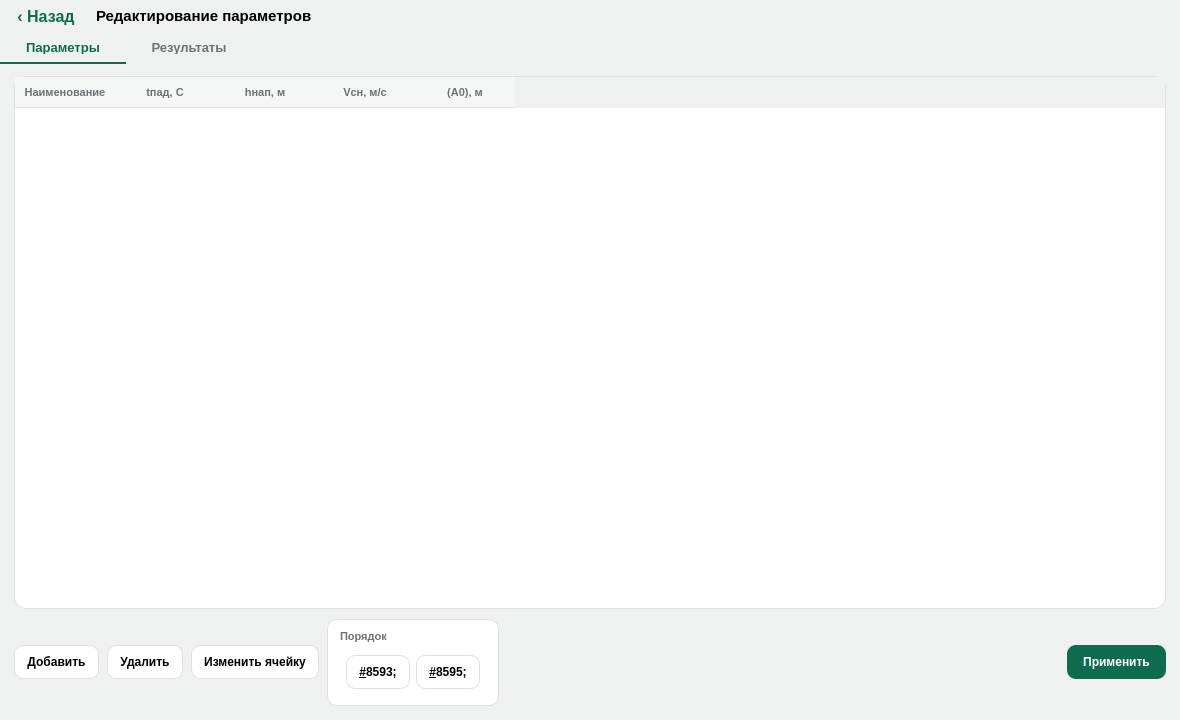
Qt form LandingCalculation.ui (Pobryakushka/MMK) before a commit.
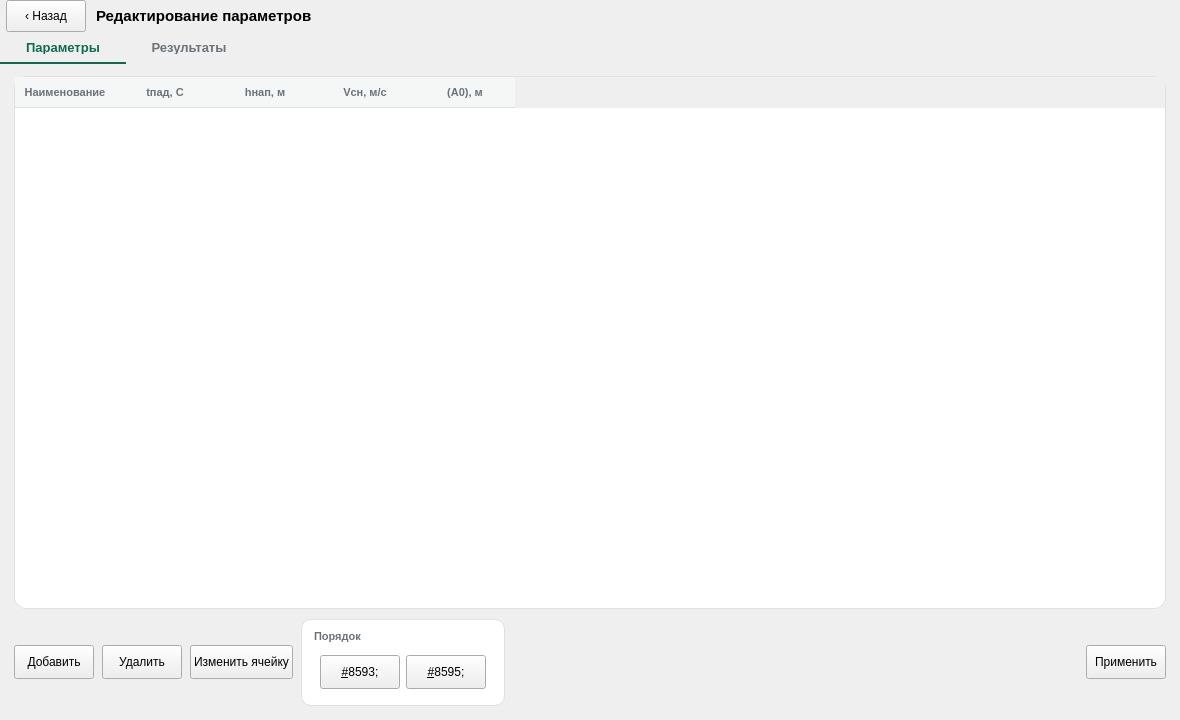
The same form after that commit. The open tabs and pages were chosen to show the change.

```diff
--- a/LandingCalculation.ui
+++ b/LandingCalculation.ui
@@ -13,9 +13,6 @@
   <property name="windowTitle">
    <string>Расчёт на десантирование</string>
   </property>
-  <property name="styleSheet">
-   <string notr="true">background-color: #EFF1F1;</string>
-  </property>
   <layout class="QVBoxLayout" name="rootLayout">
    <property name="spacing">
     <number>0</number>
@@ -2063,10 +2060,6 @@
              <height>32</height>
             </size>
            </property>
-           <property name="styleSheet">
-            <string notr="true">QPushButton { font-size: 12pt; font-weight: bold; border: none; background: transparent; color: #0F6B4F; }
-QPushButton:pressed { color: #0B5A42; }</string>
-           </property>
            <property name="text">
             <string>‹ Назад</string>
            </property>
@@ -2176,9 +2169,6 @@
                  <height>34</height>
                 </size>
                </property>
-               <property name="styleSheet">
-                <string notr="true">border:1px solid #DDE1E3; border-radius:9px; background:#fff; font-size:9pt; font-weight:600; padding:0 12px;</string>
-               </property>
                <property name="text">
                 <string>Добавить</string>
                </property>
@@ -2192,9 +2182,6 @@
                  <height>34</height>
                 </size>
                </property>
-               <property name="styleSheet">
-                <string notr="true">border:1px solid #DDE1E3; border-radius:9px; background:#fff; font-size:9pt; font-weight:600; padding:0 12px;</string>
-               </property>
                <property name="text">
                 <string>Удалить</string>
                </property>
@@ -2208,9 +2195,6 @@
                  <height>34</height>
                 </size>
                </property>
-               <property name="styleSheet">
-                <string notr="true">border:1px solid #DDE1E3; border-radius:9px; background:#fff; font-size:9pt; font-weight:600; padding:0 12px;</string>
-               </property>
                <property name="text">
                 <string>Изменить ячейку</string>
                </property>
@@ -2275,9 +2259,6 @@
                       <height>34</height>
                      </size>
                     </property>
-                    <property name="styleSheet">
-                     <string notr="true">border:1px solid #DDE1E3; border-radius:9px; background:#fff; font-size:9pt; font-weight:600; padding:0 12px;</string>
-                    </property>
                     <property name="text">
                      <string>&amp;#8593;</string>
                     </property>
@@ -2291,9 +2272,6 @@
                       <height>34</height>
                      </size>
                     </property>
-                    <property name="styleSheet">
-                     <string notr="true">border:1px solid #DDE1E3; border-radius:9px; background:#fff; font-size:9pt; font-weight:600; padding:0 12px;</string>
-                    </property>
                     <property name="text">
                      <string>&amp;#8595;</string>
                     </property>
@@ -2325,9 +2303,6 @@
                  <height>34</height>
                 </size>
                </property>
-               <property name="styleSheet">
-                <string notr="true">background-color:#0F6B4F; color:white; border:none; border-radius:9px; font-size:9pt; font-weight:700; padding:0 16px;</string>
-               </property>
                <property name="text">
                 <string>Применить</string>
                </property>
```
Left out of the diff: 17 changed lines with no effect on the pictures.
